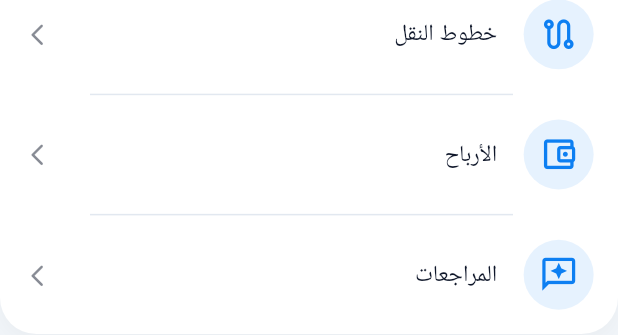
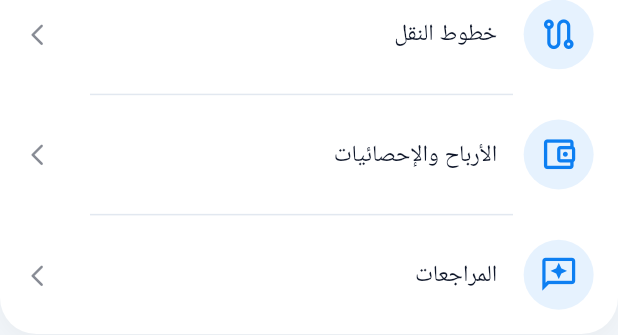
Before and after one commit to kareen-52/TransNet, a Flutter app: the WorkSection widget shown alone on an empty page, opened directly with empty values, on a phone screen of 412 x 824 dp. Shown: the part 204-539 px from the top of the screen. Run offline on Flutter 3.47's test engine with Material 3 defaults, Android fonts, the phone set to English and light mode, and no system bars; our stand-ins replace connectivity_plus, curved_labeled_navigation_bar, device_preview, dio, firebase_core, firebase_messaging and 22 more; missing offline and left inert: mobile_scanner; accounts and stored records are empty; generated files the repository leaves out were written again; Roboto replaces fonts that are missing (Cairo).

Commit message:
edit ui profile driver

```diff
--- a/lib/features/driver/profile/ui/widgets/work_section.dart
+++ b/lib/features/driver/profile/ui/widgets/work_section.dart
@@ -84,7 +84,7 @@ class WorkSection extends StatelessWidget {
             const Divider(height: 1, indent: 70, endIndent: 60),
 
             ProfileNavItem(
-              title: 'الأرباح',
+              title: 'الأرباح والإحصائيات',
               icon: Icons.account_balance_wallet_outlined,
               onTap: () {
                 if (statistics != null) {
```
